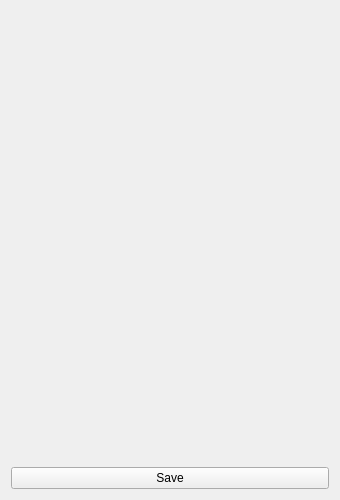
mugiseyebrows/mugi-query, file src/schema2/stylewidget.ui: the form before one commit.
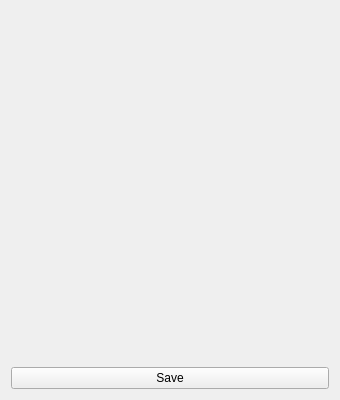
The form after the commit.

Patch:
```diff
--- a/src/schema2/stylewidget.ui
+++ b/src/schema2/stylewidget.ui
@@ -7,7 +7,7 @@
     <x>0</x>
     <y>0</y>
     <width>340</width>
-    <height>500</height>
+    <height>400</height>
    </rect>
   </property>
   <property name="windowTitle">
```
